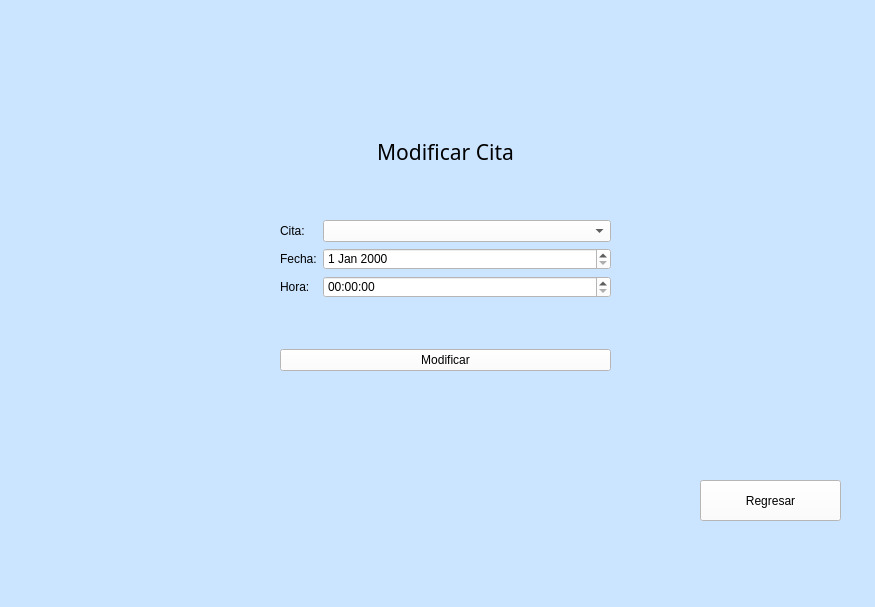
First picture: the form in App_Medica/mainwindow.ui, repository alejandra057/App_Medica_Progra3, before the edit.
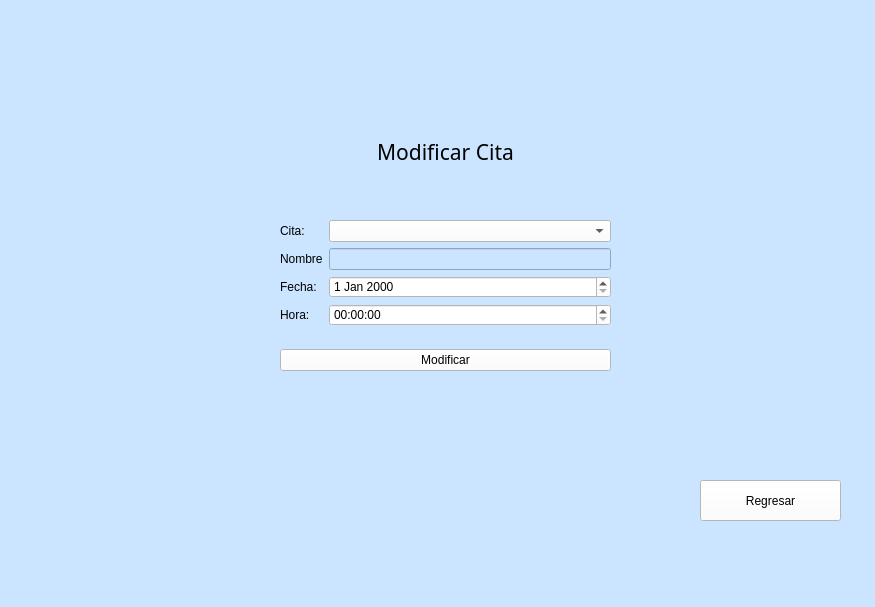
Second picture: the form after the edit. The open tabs and pages were chosen to show the change.

Diff of the .ui file:
```diff
--- a/App_Medica/mainwindow.ui
+++ b/App_Medica/mainwindow.ui
@@ -3170,7 +3170,7 @@
            </property>
           </widget>
          </item>
-         <item row="1" column="0">
+         <item row="2" column="0">
           <widget class="QLabel" name="label_87">
            <property name="styleSheet">
             <string notr="true">color: rgb(0, 0, 0);
@@ -3181,14 +3181,14 @@
            </property>
           </widget>
          </item>
-         <item row="1" column="1">
-          <widget class="QDateEdit" name="dateEdit_6">
+         <item row="2" column="1">
+          <widget class="QDateEdit" name="fechaMDCita">
            <property name="styleSheet">
             <string notr="true">background-color: rgb(255, 255, 255);</string>
            </property>
           </widget>
          </item>
-         <item row="2" column="0">
+         <item row="3" column="0">
           <widget class="QLabel" name="label_86">
            <property name="styleSheet">
             <string notr="true">color: rgb(0, 0, 0);
@@ -3199,13 +3199,27 @@
            </property>
           </widget>
          </item>
-         <item row="2" column="1">
-          <widget class="QTimeEdit" name="timeEdit_6">
+         <item row="3" column="1">
+          <widget class="QTimeEdit" name="HoraMDCita">
            <property name="styleSheet">
             <string notr="true">background-color: rgb(255, 255, 255);</string>
            </property>
           </widget>
          </item>
+         <item row="1" column="1">
+          <widget class="QLineEdit" name="txtnameMDCita"/>
+         </item>
+         <item row="1" column="0">
+          <widget class="QLabel" name="label_121">
+           <property name="styleSheet">
+            <string notr="true">color: rgb(0, 0, 0);
+font: 700 11pt &quot;Segoe UI&quot;;</string>
+           </property>
+           <property name="text">
+            <string>Nombre</string>
+           </property>
+          </widget>
+         </item>
         </layout>
        </item>
        <item>
```
